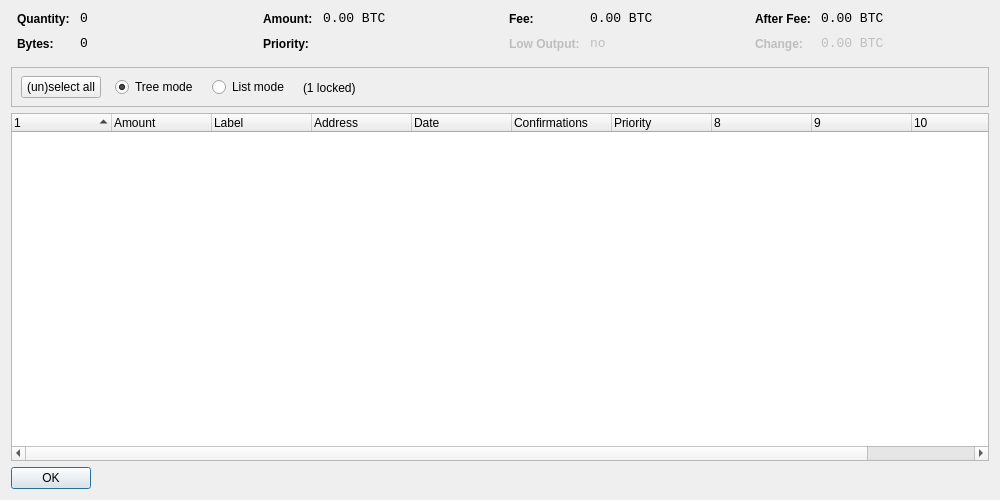
Above: src/qt/forms/coincontroldialog.ui from browniecoin/browniecoins before the change. Below: the same form after it.
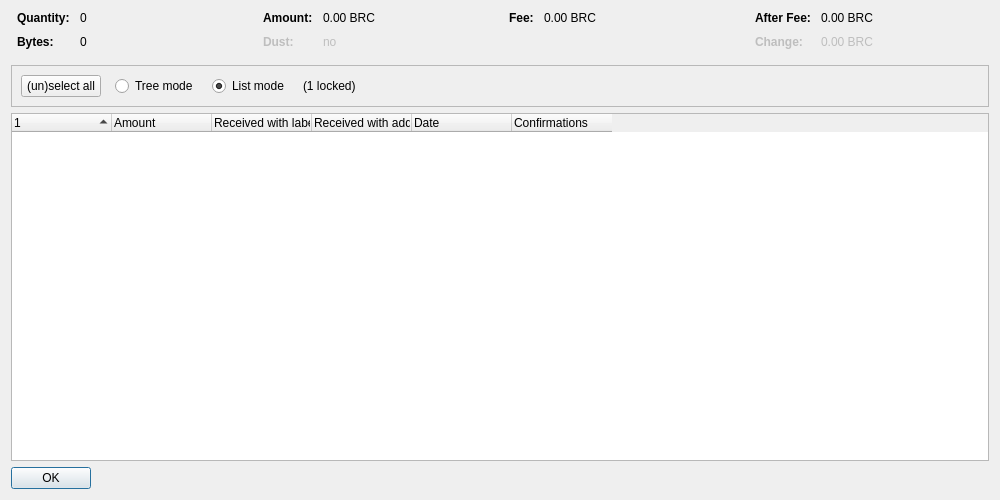
That is the form after the change. Custom widgets are drawn as their Qt base class.

```diff
--- a/src/qt/forms/coincontroldialog.ui
+++ b/src/qt/forms/coincontroldialog.ui
@@ -38,8 +38,11 @@
        </property>
        <item row="0" column="0">
         <widget class="QLabel" name="labelCoinControlQuantityText">
-         <property name="styleSheet">
-          <string notr="true">font-weight:bold;</string>
+         <property name="font">
+          <font>
+           <weight>75</weight>
+           <bold>true</bold>
+          </font>
          </property>
          <property name="text">
           <string>Quantity:</string>
@@ -48,12 +51,6 @@
        </item>
        <item row="0" column="1">
         <widget class="QLabel" name="labelCoinControlQuantity">
-         <property name="font">
-          <font>
-           <family>Monospace</family>
-           <pointsize>10</pointsize>
-          </font>
-         </property>
          <property name="cursor">
           <cursorShape>IBeamCursor</cursorShape>
          </property>
@@ -70,8 +67,11 @@
        </item>
        <item row="1" column="0">
         <widget class="QLabel" name="labelCoinControlBytesText">
-         <property name="styleSheet">
-          <string notr="true">font-weight:bold;</string>
+         <property name="font">
+          <font>
+           <weight>75</weight>
+           <bold>true</bold>
+          </font>
          </property>
          <property name="text">
           <string>Bytes:</string>
@@ -80,12 +80,6 @@
        </item>
        <item row="1" column="1">
         <widget class="QLabel" name="labelCoinControlBytes">
-         <property name="font">
-          <font>
-           <family>Monospace</family>
-           <pointsize>10</pointsize>
-          </font>
-         </property>
          <property name="cursor">
           <cursorShape>IBeamCursor</cursorShape>
          </property>
@@ -118,8 +112,11 @@
        </property>
        <item row="0" column="0">
         <widget class="QLabel" name="labelCoinControlAmountText">
-         <property name="styleSheet">
-          <string notr="true">font-weight:bold;</string>
+         <property name="font">
+          <font>
+           <weight>75</weight>
+           <bold>true</bold>
+          </font>
          </property>
          <property name="text">
           <string>Amount:</string>
@@ -128,12 +125,6 @@
        </item>
        <item row="0" column="1">
         <widget class="QLabel" name="labelCoinControlAmount">
-         <property name="font">
-          <font>
-           <family>Monospace</family>
-           <pointsize>10</pointsize>
-          </font>
-         </property>
          <property name="cursor">
           <cursorShape>IBeamCursor</cursorShape>
          </property>
@@ -141,7 +132,7 @@
           <enum>Qt::ActionsContextMenu</enum>
          </property>
          <property name="text">
-          <string notr="true">0.00 BTC</string>
+          <string notr="true">0.00 BRC</string>
          </property>
          <property name="textInteractionFlags">
           <set>Qt::LinksAccessibleByMouse|Qt::TextSelectableByKeyboard|Qt::TextSelectableByMouse</set>
@@ -149,22 +140,25 @@
         </widget>
        </item>
        <item row="1" column="0">
-        <widget class="QLabel" name="labelCoinControlPriorityText">
-         <property name="styleSheet">
-          <string notr="true">font-weight:bold;</string>
+        <widget class="QLabel" name="labelCoinControlLowOutputText">
+         <property name="enabled">
+          <bool>false</bool>
+         </property>
+         <property name="font">
+          <font>
+           <weight>75</weight>
+           <bold>true</bold>
+          </font>
          </property>
          <property name="text">
-          <string>Priority:</string>
+          <string>Dust:</string>
          </property>
         </widget>
        </item>
        <item row="1" column="1">
-        <widget class="QLabel" name="labelCoinControlPriority">
-         <property name="font">
-          <font>
-           <family>Monospace</family>
-           <pointsize>10</pointsize>
-          </font>
+        <widget class="QLabel" name="labelCoinControlLowOutput">
+         <property name="enabled">
+          <bool>false</bool>
          </property>
          <property name="cursor">
           <cursorShape>IBeamCursor</cursorShape>
@@ -173,7 +167,7 @@
           <enum>Qt::ActionsContextMenu</enum>
          </property>
          <property name="text">
-          <string/>
+          <string notr="true">no</string>
          </property>
          <property name="textInteractionFlags">
           <set>Qt::LinksAccessibleByMouse|Qt::TextSelectableByKeyboard|Qt::TextSelectableByMouse</set>
@@ -198,8 +192,11 @@
        </property>
        <item row="0" column="0">
         <widget class="QLabel" name="labelCoinControlFeeText">
-         <property name="styleSheet">
-          <string notr="true">font-weight:bold;</string>
+         <property name="font">
+          <font>
+           <weight>75</weight>
+           <bold>true</bold>
+          </font>
          </property>
          <property name="text">
           <string>Fee:</string>
@@ -208,12 +205,6 @@
        </item>
        <item row="0" column="1">
         <widget class="QLabel" name="labelCoinControlFee">
-         <property name="font">
-          <font>
-           <family>Monospace</family>
-           <pointsize>10</pointsize>
-          </font>
-         </property>
          <property name="cursor">
           <cursorShape>IBeamCursor</cursorShape>
          </property>
@@ -221,45 +212,7 @@
           <enum>Qt::ActionsContextMenu</enum>
          </property>
          <property name="text">
-          <string notr="true">0.00 BTC</string>
-         </property>
-         <property name="textInteractionFlags">
-          <set>Qt::LinksAccessibleByMouse|Qt::TextSelectableByKeyboard|Qt::TextSelectableByMouse</set>
-         </property>
-        </widget>
-       </item>
-       <item row="1" column="0">
-        <widget class="QLabel" name="labelCoinControlLowOutputText">
-         <property name="enabled">
-          <bool>false</bool>
-         </property>
-         <property name="styleSheet">
-          <string notr="true">font-weight:bold;</string>
-         </property>
-         <property name="text">
-          <string>Low Output:</string>
-         </property>
-        </widget>
-       </item>
-       <item row="1" column="1">
-        <widget class="QLabel" name="labelCoinControlLowOutput">
-         <property name="enabled">
-          <bool>false</bool>
-         </property>
-         <property name="font">
-          <font>
-           <family>Monospace</family>
-           <pointsize>10</pointsize>
-          </font>
-         </property>
-         <property name="cursor">
-          <cursorShape>IBeamCursor</cursorShape>
-         </property>
-         <property name="contextMenuPolicy">
-          <enum>Qt::ActionsContextMenu</enum>
-         </property>
-         <property name="text">
-          <string>no</string>
+          <string notr="true">0.00 BRC</string>
          </property>
          <property name="textInteractionFlags">
           <set>Qt::LinksAccessibleByMouse|Qt::TextSelectableByKeyboard|Qt::TextSelectableByMouse</set>
@@ -284,8 +237,11 @@
        </property>
        <item row="0" column="0">
         <widget class="QLabel" name="labelCoinControlAfterFeeText">
-         <property name="styleSheet">
-          <string notr="true">font-weight:bold;</string>
+         <property name="font">
+          <font>
+           <weight>75</weight>
+           <bold>true</bold>
+          </font>
          </property>
          <property name="text">
           <string>After Fee:</string>
@@ -294,12 +250,6 @@
        </item>
        <item row="0" column="1">
         <widget class="QLabel" name="labelCoinControlAfterFee">
-         <property name="font">
-          <font>
-           <family>Monospace</family>
-           <pointsize>10</pointsize>
-          </font>
-         </property>
          <property name="cursor">
           <cursorShape>IBeamCursor</cursorShape>
          </property>
@@ -307,7 +257,7 @@
           <enum>Qt::ActionsContextMenu</enum>
          </property>
          <property name="text">
-          <string notr="true">0.00 BTC</string>
+          <string notr="true">0.00 BRC</string>
          </property>
          <property name="textInteractionFlags">
           <set>Qt::LinksAccessibleByMouse|Qt::TextSelectableByKeyboard|Qt::TextSelectableByMouse</set>
@@ -319,8 +269,11 @@
          <property name="enabled">
           <bool>false</bool>
          </property>
-         <property name="styleSheet">
-          <string notr="true">font-weight:bold;</string>
+         <property name="font">
+          <font>
+           <weight>75</weight>
+           <bold>true</bold>
+          </font>
          </property>
          <property name="text">
           <string>Change:</string>
@@ -332,12 +285,6 @@
          <property name="enabled">
           <bool>false</bool>
          </property>
-         <property name="font">
-          <font>
-           <family>Monospace</family>
-           <pointsize>10</pointsize>
-          </font>
-         </property>
          <property name="cursor">
           <cursorShape>IBeamCursor</cursorShape>
          </property>
@@ -345,7 +292,7 @@
           <enum>Qt::ActionsContextMenu</enum>
          </property>
          <property name="text">
-          <string notr="true">0.00 BTC</string>
+          <string notr="true">0.00 BRC</string>
          </property>
          <property name="textInteractionFlags">
           <set>Qt::LinksAccessibleByMouse|Qt::TextSelectableByKeyboard|Qt::TextSelectableByMouse</set>
@@ -370,15 +317,8 @@
      <property name="frameShadow">
       <enum>QFrame::Sunken</enum>
      </property>
-     <widget class="QWidget" name="horizontalLayoutWidget">
-      <property name="geometry">
-       <rect>
-        <x>10</x>
-        <y>0</y>
-        <width>781</width>
-        <height>41</height>
-       </rect>
-      </property>
+     <layout class="QHBoxLayout" name="horizontalLayout">
+      <item>
       <layout class="QHBoxLayout" name="horizontalLayoutPanel" stretch="0,0,0,0,0">
        <property name="spacing">
         <number>14</number>
@@ -394,6 +334,9 @@
          <property name="text">
           <string>(un)select all</string>
          </property>
+          <property name="autoDefault">
+           <bool>false</bool>
+          </property>
         </widget>
        </item>
        <item>
@@ -407,9 +350,6 @@
          <property name="text">
           <string>Tree mode</string>
          </property>
-         <property name="checked">
-          <bool>true</bool>
-         </property>
         </widget>
        </item>
        <item>
@@ -423,6 +363,9 @@
          <property name="text">
           <string>List mode</string>
          </property>
+          <property name="checked">
+           <bool>true</bool>
+          </property>
         </widget>
        </item>
        <item>
@@ -446,7 +389,8 @@
         </spacer>
        </item>
       </layout>
-     </widget>
+      </item>
+     </layout>
     </widget>
    </item>
    <item>
@@ -458,7 +402,7 @@
       <bool>false</bool>
      </property>
      <property name="columnCount">
-      <number>11</number>
+      <number>6</number>
      </property>
      <attribute name="headerShowSortIndicator" stdset="0">
       <bool>true</bool>
@@ -478,12 +422,12 @@
      </column>
      <column>
       <property name="text">
-       <string notr="true">Label</string>
+       <string>Received with label</string>
       </property>
      </column>
      <column>
       <property name="text">
-       <string>Address</string>
+       <string>Received with address</string>
       </property>
      </column>
      <column>
@@ -499,11 +443,6 @@
        <string>Confirmed</string>
       </property>
      </column>
-     <column>
-      <property name="text">
-       <string>Priority</string>
-      </property>
-     </column>
      <column>
       <property name="text">
        <string/>
```
Left out of the diff: 6 changed lines with no effect on the pictures. Lines whose indentation alone changed are shown as unchanged.
